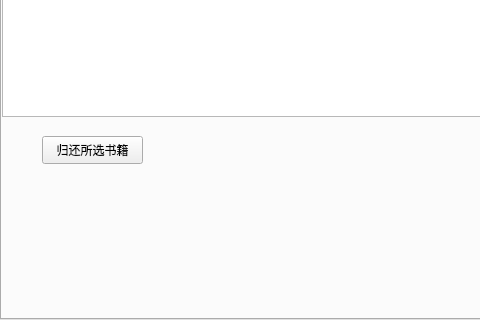
The window that home.ui (yl4869/librarysystem) describes before a commit, drawn with Qt 5; both pictures show x 0 to 480 and y 130 to 450 of the 1000 by 450 pixel window.
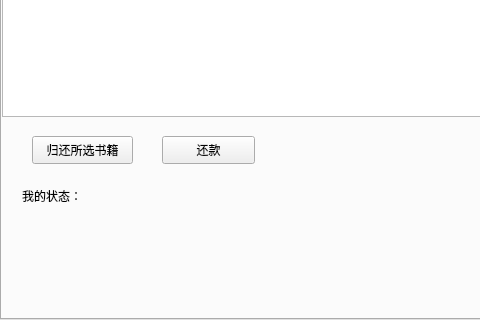
The same window after the commit. The open tabs and pages were chosen to show the change.

```diff
--- a/home.ui
+++ b/home.ui
@@ -185,7 +185,7 @@
       <widget class="QPushButton" name="btn_back">
        <property name="geometry">
         <rect>
-         <x>40</x>
+         <x>30</x>
          <y>240</y>
          <width>101</width>
          <height>28</height>
@@ -195,6 +195,45 @@
         <string>归还所选书籍</string>
        </property>
       </widget>
+      <widget class="QWidget" name="widget_4" native="true">
+       <property name="geometry">
+        <rect>
+         <x>20</x>
+         <y>280</y>
+         <width>270</width>
+         <height>39</height>
+        </rect>
+       </property>
+       <layout class="QHBoxLayout" name="horizontalLayout_3">
+        <item>
+         <widget class="QLabel" name="label_3">
+          <property name="text">
+           <string>我的状态：</string>
+          </property>
+         </widget>
+        </item>
+        <item>
+         <widget class="QLineEdit" name="lineEdit_2">
+          <property name="styleSheet">
+           <string notr="true">background:transparent;border-width:0;border-style:outset</string>
+          </property>
+         </widget>
+        </item>
+       </layout>
+      </widget>
+      <widget class="QPushButton" name="pushButton">
+       <property name="geometry">
+        <rect>
+         <x>160</x>
+         <y>240</y>
+         <width>93</width>
+         <height>28</height>
+        </rect>
+       </property>
+       <property name="text">
+        <string>还款</string>
+       </property>
+      </widget>
      </widget>
     </widget>
    </item>
```
Left out of the diff: 2 changed lines with no effect on the pictures.
